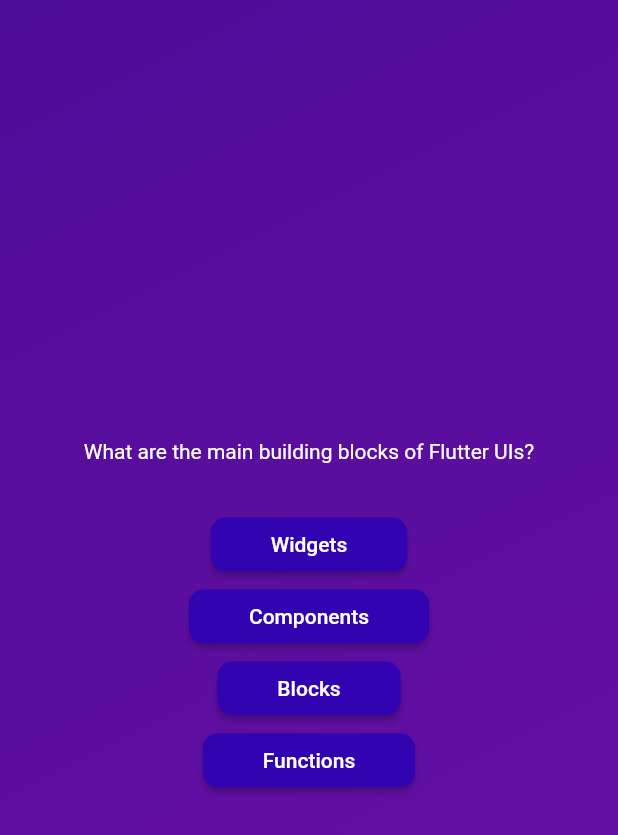
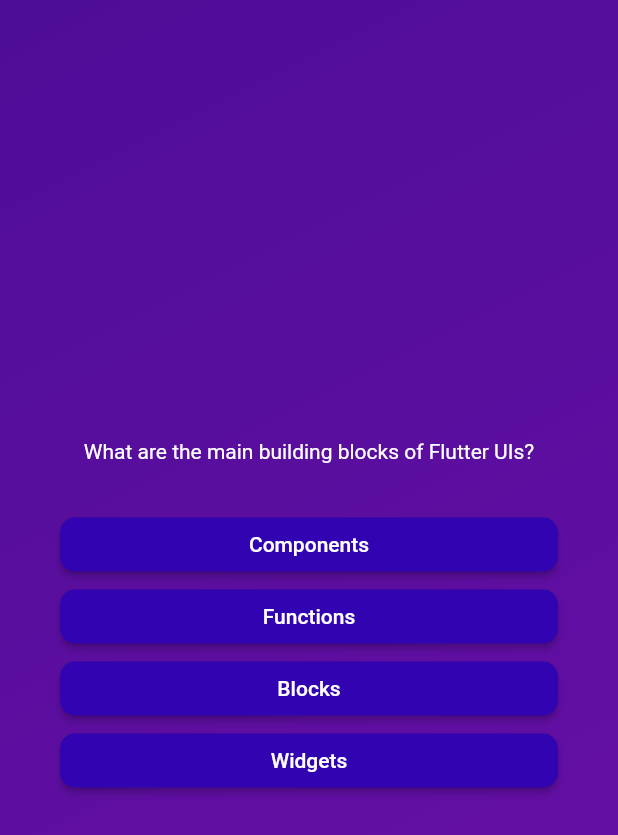
Before and after one commit to egehandastan/quiz_app, a Flutter app: the screen it shows after launch, after a tap on "Start Quiz", on a phone screen of 412 x 824 dp. Shown: the top 835 px of the screen. Run offline on Flutter 3.47's test engine with Material 2 defaults, Android fonts, the phone set to English and light mode, and no system bars.

Commit message:
soru gecisi yapildi

```diff
--- a/lib/models/quiz_question.dart
+++ b/lib/models/quiz_question.dart
@@ -3,4 +3,10 @@ const QuizQuestion(this.text, this.answers);
 
   final String text;
   final List<String> answers;
+
+ List<String> getShuffledanswers(){
+  final shuffledList = List.of(answers);
+  shuffledList.shuffle();
+  return shuffledList;
+ }
 }
--- a/lib/questions_screen.dart
+++ b/lib/questions_screen.dart
@@ -11,26 +11,42 @@ class QuestionsScreen extends StatefulWidget {
 }
 
 class _QuestionsScreenState extends State<QuestionsScreen> {
+
+  var currentQuestionIndex = 0;
+
+  void answerQuestion(){
+    setState(() {
+       currentQuestionIndex +=1;
+    });
+
+  }
   @override
   Widget build(context) {
-    final currentQuestion = questions[0];
+    final currentQuestion = questions[currentQuestionIndex];
     return SizedBox(
       width: double.infinity,
+      child: Container(
+        margin: const EdgeInsets.all(40),
         child: Column(
           mainAxisAlignment: MainAxisAlignment.center,
+          crossAxisAlignment: CrossAxisAlignment.stretch,
           children: [
              Text(
              currentQuestion.text,
-            style: const TextStyle(color: Colors.white),
+              style: const TextStyle(
+                color: Colors.white
+                ),
+                textAlign: TextAlign.center,
             ),
             const SizedBox(
               height: 30,
             ),
             //answer buttons
-          ...currentQuestion.answers.map((answer){
-            return AnswerButton(answerText: answer, onTap: (){});
+            ...currentQuestion.getShuffledanswers().map((answer){
+              return AnswerButton(answerText: answer, onTap: answerQuestion);
             }),
           ],
+        ),
       ),
     );
   }
```
Lines whose indentation alone changed are shown as unchanged.
